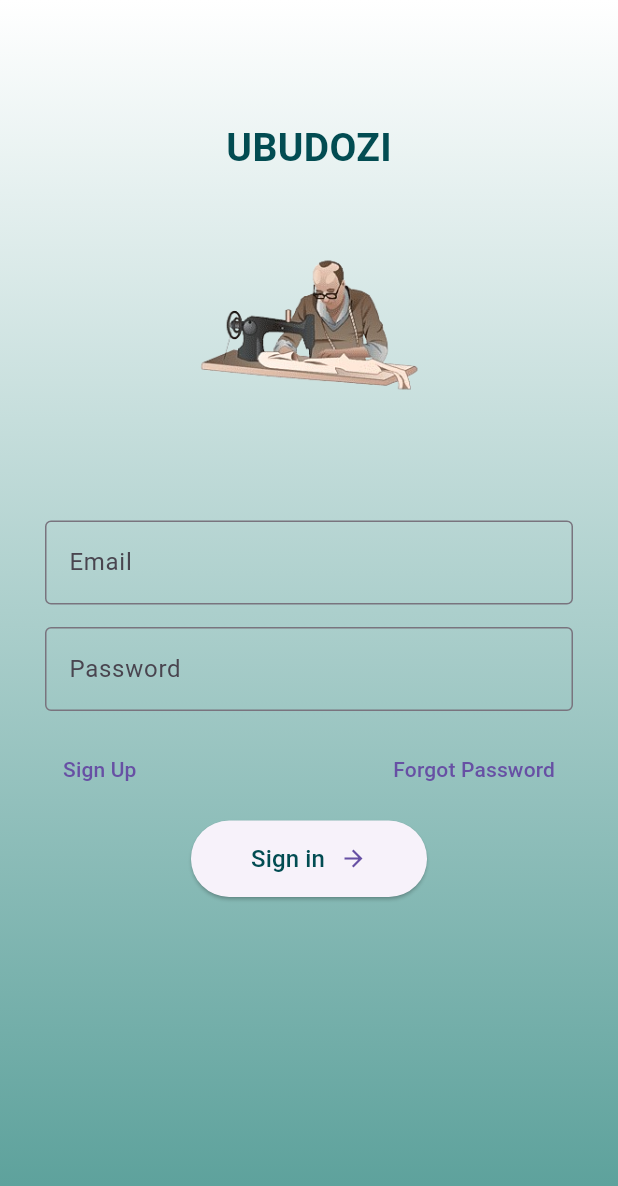
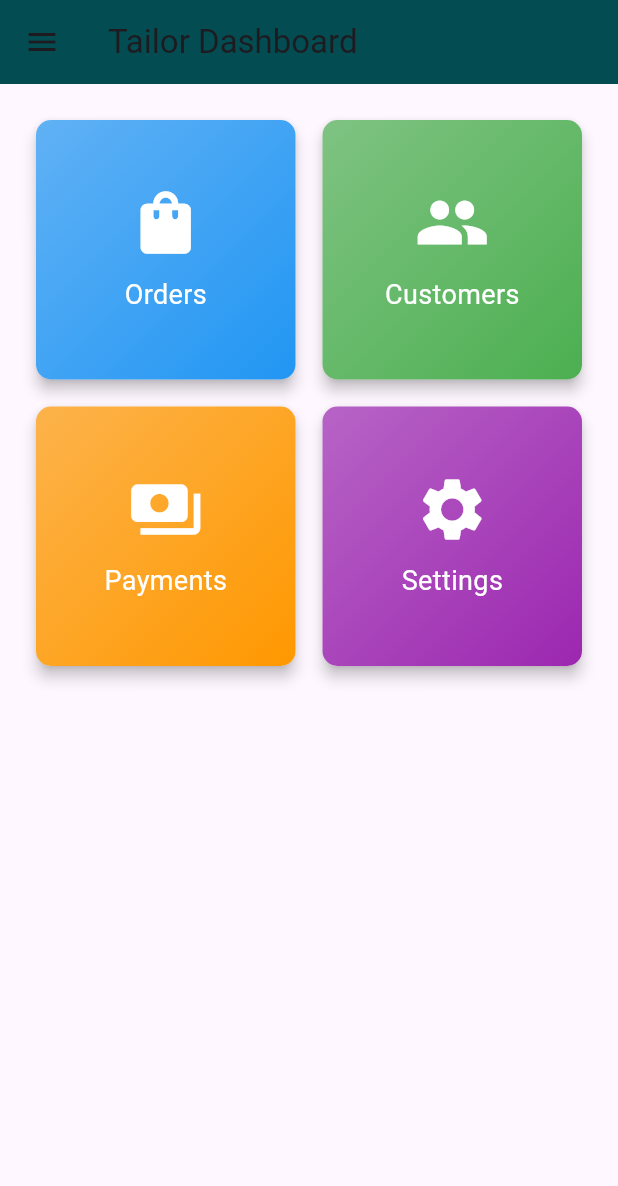
Before and after one commit to Dorocode/ubudoziMobile_v01, a Flutter app: the LoginScreen screen opened directly, after a tap on "Sign in", on a phone screen of 412 x 824 dp. Shown: the top 1186 px of the screen. Run offline on Flutter 3.47's test engine with Material 3 defaults, Android fonts, the light colour scheme and no system bars; our stand-ins replace shared_preferences; accounts and stored records are empty.

Commit message:
20.2.2025

```diff
--- a/ubudozimob_v01/lib/main.dart
+++ b/ubudozimob_v01/lib/main.dart
@@ -1,5 +1,5 @@
 import 'package:flutter/material.dart';
-import 'screens/login_screen.dart';
+import 'screens/home_screen.dart';
 
 void main() {
   runApp(MyApp());
@@ -12,7 +12,8 @@ class MyApp extends StatelessWidget {
   Widget build(BuildContext context) {
     return MaterialApp(
       debugShowCheckedModeBanner: false,
-      home: LoginScreen(),
+      title: 'Ubudozi Tailor App',
+      home: HomeScreen(),
     );
   }
 }
--- /dev/null
+++ b/ubudozimob_v01/lib/screens/dashboard_screen.dart
@@ -0,0 +1,116 @@
+import 'package:flutter/material.dart';
+
+class DashboardScreen extends StatelessWidget {
+  @override
+  Widget build(BuildContext context) {
+    return Scaffold(
+      appBar: AppBar(
+        title: Text("Tailor Dashboard"),
+        backgroundColor: const Color.fromARGB(255, 2, 76, 82),
+      ),
+      drawer: Drawer(
+        child: ListView(
+          padding: EdgeInsets.zero,
+          children: [
+            DrawerHeader(
+              decoration: BoxDecoration(
+                color: const Color.fromARGB(255, 2, 76, 82),
+              ),
+              child: Column(
+                crossAxisAlignment: CrossAxisAlignment.start,
+                children: [
+                  CircleAvatar(
+                    radius: 30,
+                    backgroundColor: Colors.white,
+                    child: Icon(Icons.person, size: 40, color: Colors.black),
+                  ),
+                  SizedBox(height: 10),
+                  Text(
+                    "Tailor Name",
+                    style: TextStyle(color: Colors.white, fontSize: 18),
+                  ),
+                  Text(
+                    "tailor@example.com",
+                    style: TextStyle(color: Colors.white70),
+                  ),
+                ],
+              ),
+            ),
+            ListTile(
+              leading: Icon(Icons.dashboard),
+              title: Text("Dashboard"),
+              onTap: () {},
+            ),
+            ListTile(
+              leading: Icon(Icons.shopping_bag),
+              title: Text("Orders"),
+              onTap: () {},
+            ),
+            ListTile(
+              leading: Icon(Icons.people),
+              title: Text("Customers"),
+              onTap: () {},
+            ),
+            ListTile(
+              leading: Icon(Icons.payments),
+              title: Text("Payments"),
+              onTap: () {},
+            ),
+            Divider(),
+            ListTile(
+              leading: Icon(Icons.logout, color: Colors.red),
+              title: Text("Logout", style: TextStyle(color: Colors.red)),
+              onTap: () {
+                Navigator.pop(context);
+              },
+            ),
+          ],
+        ),
+      ),
+      body: Padding(
+        padding: const EdgeInsets.all(20.0),
+        child: GridView.count(
+          crossAxisCount: 2,
+          crossAxisSpacing: 10,
+          mainAxisSpacing: 10,
+          children: [
+            _buildDashboardItem(Icons.shopping_bag, "Orders", Colors.blue),
+            _buildDashboardItem(Icons.people, "Customers", Colors.green),
+            _buildDashboardItem(Icons.payments, "Payments", Colors.orange),
+            _buildDashboardItem(Icons.settings, "Settings", Colors.purple),
+          ],
+        ),
+      ),
+    );
+  }
+
+  Widget _buildDashboardItem(IconData icon, String title, Color color) {
+    return Card(
+      shape: RoundedRectangleBorder(borderRadius: BorderRadius.circular(10)),
+      elevation: 4,
+      child: Container(
+        decoration: BoxDecoration(
+          borderRadius: BorderRadius.circular(10),
+          gradient: LinearGradient(
+            colors: [color.withOpacity(0.7), color],
+            begin: Alignment.topLeft,
+            end: Alignment.bottomRight,
+          ),
+        ),
+        child: Center(
+          child: Column(
+            mainAxisAlignment: MainAxisAlignment.center,
+            children: [
+              Icon(icon, size: 50, color: Colors.white),
+              SizedBox(height: 10),
+              Text(
+                title,
+                style: TextStyle(color: Colors.white, fontSize: 18),
+              ),
+            ],
+          ),
+        ),
+      ),
+    );
+  }
+}
--- a/ubudozimob_v01/lib/screens/login_screen.dart
+++ b/ubudozimob_v01/lib/screens/login_screen.dart
@@ -2,30 +2,48 @@ import 'package:flutter/material.dart';
 import 'package:ubudozimob_v01/utils/shared_prefs.dart';
 import 'signup_screen.dart';
 import '../services/auth_service.dart';
+import '../screens/dashboard_screen.dart';
 
 class LoginScreen extends StatefulWidget {
   @override
-  State<LoginScreen> createState() => _LoginScreenState();
+  _LoginScreenState createState() => _LoginScreenState();
 }
 
 class _LoginScreenState extends State<LoginScreen> {
   final TextEditingController emailController = TextEditingController();
   final TextEditingController passwordController = TextEditingController();
 
-  Future<void> _login() async {
-    print("Login function started");
-    String email = emailController.text;
-    String password = passwordController.text;
+  void _handleLogin() async {
+    print("Login function started!");
+    String email = emailController.text.trim();
+    String password = passwordController.text.trim();
 
+    if (email.isEmpty || password.isEmpty) {
+      ScaffoldMessenger.of(context).showSnackBar(
+          SnackBar(content: Text("Please enter both email and password")));
+      return;
+    }
     print("Email: $email, Password: $password"); //check if input it correct
 
-    String? token = await AuthService().login(email, password);
-    if (token != null) {
-      print("Login Sucessuful! Token: $token");
-      await SharedPrefs.saveToken(token);
-      //store token for the future use
+    // String? token = await AuthService().login(email, password);
+    // if (token != null) {
+    //   print("Login Sucessuful! Token: $token");
+    //   await SharedPrefs.saveToken(token);
+    //   //store token for the future use
+    // } else {
+    //   print("Login failed");
+    // }
+
+    bool loginSuccess = await AuthService().login(email, password);
+
+    if (loginSuccess) {
+      Navigator.pushReplacement(
+        context,
+        MaterialPageRoute(builder: (context) => DashboardScreen()),
+      );
     } else {
-      print("Login failed");
+      ScaffoldMessenger.of(context).showSnackBar(
+          SnackBar(content: Text("Login failed. Check your credentials")));
     }
   }
 
@@ -111,7 +129,11 @@ class _LoginScreenState extends State<LoginScreen> {
                       child: ElevatedButton(
                         onPressed: () {
                           print("login button clicked");
-                          _login();
+                          Navigator.pushReplacement(
+                            context,
+                            MaterialPageRoute(
+                                builder: (context) => DashboardScreen()),
+                          );
                         },
                         style: ElevatedButton.styleFrom(
                           padding: EdgeInsets.symmetric(
--- a/ubudozimob_v01/lib/services/auth_service.dart
+++ b/ubudozimob_v01/lib/services/auth_service.dart
@@ -3,25 +3,28 @@ import 'package:http/http.dart' as http;
 
 class AuthService {
   final String baseUrl = "http://192.168.19.197:3000/tailors";
-  Future<String?> login(String email, String password) async {
+  Future<bool> login(String email, String password) async {
     try {
       final response = await http.post(
         Uri.parse("$baseUrl/tlogin"),
+        headers: {"Content-Type": "application/json"},
         body: jsonEncode({"email": email, "password": password}),
-        headers: {"Content-Type": "application/json"},
       );
-      print("Response  Status code: ${response.statusCode}");
-      print("Response Body: ${response.body}");
+      // print("Response  Status code: ${response.statusCode}");
+      // print("Response Body: ${response.body}");
       if (response.statusCode == 200) {
         var data = jsonDecode(response.body);
-        return data["token"]; // Return JWT token
-      } else {
-        print("Login Failed: ${response.statusCode}");
-        return null;
+        String? token = data['token'];
+        if (token != null && token.isNotEmpty) {
+          print("Login successful. Token: $token");
+          return true;
+        }
       }
+      print("Login Failed. Response: ${response.body}");
+      return false;
     } catch (e) {
-      print("Error during login:$e");
-      return null;
+      print("Error during login: $e");
+      return false;
     }
   }
 
```
Also changed, not shown: ubudozimob_v01/lib/screens/home_screen.dart (added, +104 -0 lines).
